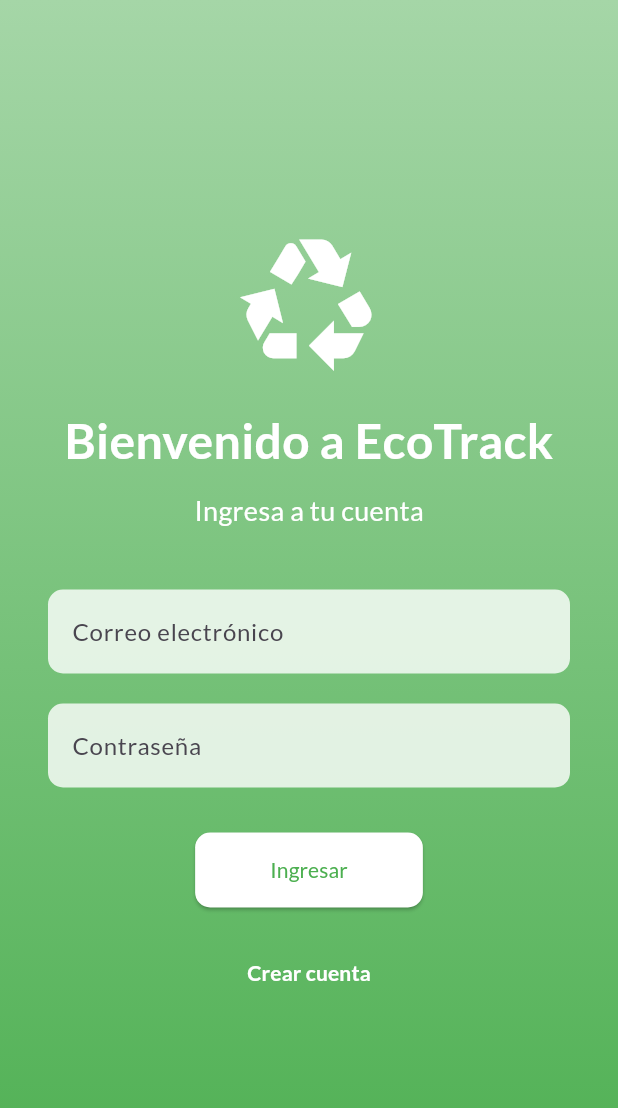
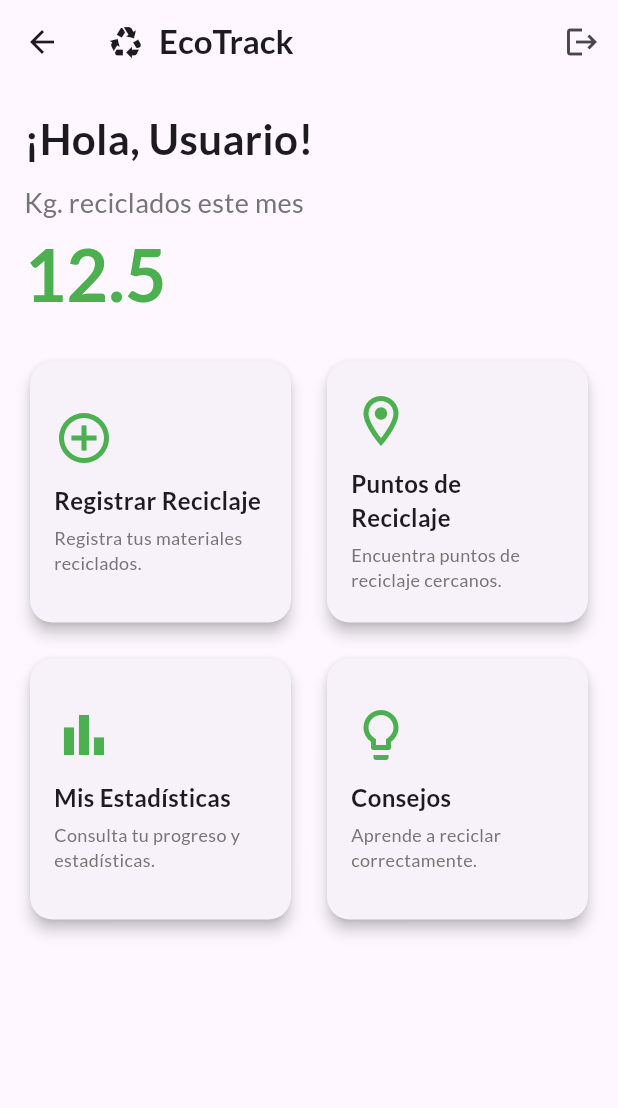
Before and after one commit to mascheyola/ecotrack, a Flutter app: the screen it shows after launch, after a tap on "Ingresar", on a phone screen of 412 x 824 dp. Shown: the top 1108 px of the screen. Run offline on Flutter 3.47's test engine with Material 3 defaults, Android fonts, the phone set to English and light mode, and no system bars; our stand-ins replace google_fonts.

Commit message:
feat: agregar pantalla principal con menú de opciones.

```diff
--- /dev/null
+++ b/lib/home_screen.dart
@@ -0,0 +1,133 @@
+import 'package:flutter/material.dart';
+import 'package:google_fonts/google_fonts.dart';
+
+class HomeScreen extends StatelessWidget {
+  const HomeScreen({super.key});
+
+  @override
+  Widget build(BuildContext context) {
+    return Scaffold(
+      appBar: AppBar(
+        title: Row(
+          children: [
+            const Icon(Icons.recycling),
+            const SizedBox(width: 10),
+            Text(
+              'EcoTrack',
+              style: GoogleFonts.lato(fontWeight: FontWeight.bold),
+            ),
+          ],
+        ),
+        actions: [
+          IconButton(
+            icon: const Icon(Icons.logout),
+            onPressed: () {
+              Navigator.pop(context);
+            },
+          ),
+        ],
+      ),
+      body: SingleChildScrollView(
+        padding: const EdgeInsets.all(16.0),
+        child: Column(
+          crossAxisAlignment: CrossAxisAlignment.start,
+          children: [
+            Text(
+              '¡Hola, Usuario!',
+              style: GoogleFonts.lato(
+                fontSize: 28,
+                fontWeight: FontWeight.bold,
+              ),
+            ),
+            const SizedBox(height: 10),
+            Text(
+              'Kg. reciclados este mes',
+              style: GoogleFonts.lato(fontSize: 18, color: Colors.grey[600]),
+            ),
+            Text(
+              '12.5', // Placeholder
+              style: GoogleFonts.lato(
+                fontSize: 48,
+                fontWeight: FontWeight.bold,
+                color: Colors.green,
+              ),
+            ),
+            const SizedBox(height: 20),
+            GridView.count(
+              crossAxisCount: 2,
+              shrinkWrap: true,
+              physics: const NeverScrollableScrollPhysics(),
+              crossAxisSpacing: 16,
+              mainAxisSpacing: 16,
+              children: [
+                _buildGridItem(
+                  context,
+                  icon: Icons.add_circle_outline,
+                  title: 'Registrar Reciclaje',
+                  description: 'Registra tus materiales reciclados.',
+                ),
+                _buildGridItem(
+                  context,
+                  icon: Icons.location_on_outlined,
+                  title: 'Puntos de Reciclaje',
+                  description: 'Encuentra puntos de reciclaje cercanos.',
+                ),
+                _buildGridItem(
+                  context,
+                  icon: Icons.bar_chart_outlined,
+                  title: 'Mis Estadísticas',
+                  description: 'Consulta tu progreso y estadísticas.',
+                ),
+                _buildGridItem(
+                  context,
+                  icon: Icons.lightbulb_outline,
+                  title: 'Consejos',
+                  description: 'Aprende a reciclar correctamente.',
+                ),
+              ],
+            ),
+          ],
+        ),
+      ),
+    );
+  }
+
+  Widget _buildGridItem(
+    BuildContext context, {
+    required IconData icon,
+    required String title,
+    required String description,
+  }) {
+    return Card(
+      elevation: 4,
+      shape: RoundedRectangleBorder(borderRadius: BorderRadius.circular(15)),
+      child: InkWell(
+        onTap: () {},
+        borderRadius: BorderRadius.circular(15),
+        child: Padding(
+          padding: const EdgeInsets.all(16.0),
+          child: Column(
+            mainAxisAlignment: MainAxisAlignment.center,
+            crossAxisAlignment: CrossAxisAlignment.start,
+            children: [
+              Icon(icon, size: 40, color: Colors.green),
+              const SizedBox(height: 10),
+              Text(
+                title,
+                style: GoogleFonts.lato(
+                  fontSize: 16,
+                  fontWeight: FontWeight.bold,
+                ),
+              ),
+              const SizedBox(height: 5),
+              Text(
+                description,
+                style: GoogleFonts.lato(fontSize: 12, color: Colors.grey[600]),
+              ),
+            ],
+          ),
+        ),
+      ),
+    );
+  }
+}
--- a/lib/main.dart
+++ b/lib/main.dart
@@ -1,5 +1,6 @@
 import 'package:flutter/material.dart';
 import 'package:google_fonts/google_fonts.dart';
+import 'package:myapp/home_screen.dart';
 import 'package:myapp/register_screen.dart';
 
 void main() {
@@ -88,7 +89,14 @@ class LoginScreen extends StatelessWidget {
                 ),
                 const SizedBox(height: 30),
                 ElevatedButton(
-                  onPressed: () {},
+                  onPressed: () {
+                    Navigator.push(
+                      context,
+                      MaterialPageRoute(
+                        builder: (context) => const HomeScreen(),
+                      ),
+                    );
+                  },
                   style: ElevatedButton.styleFrom(
                     foregroundColor: Colors.green,
                     backgroundColor: Colors.white,
```
